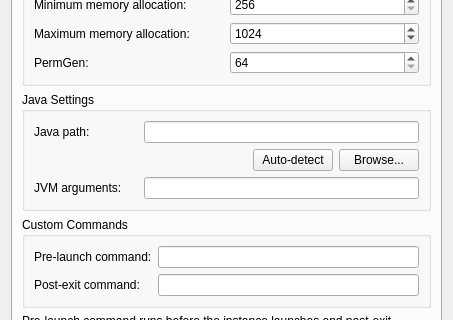
FreesmTeam/FreesmLauncher, file gui/settingsdialog.ui: the form before one commit; both pictures show x 0 to 453 and y 82 to 402 of the 453 by 550 pixel window.
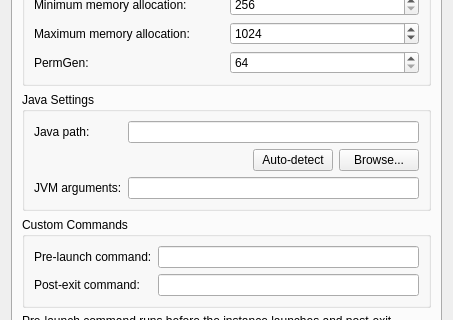
The form after the commit. Icons and pictures are not drawn.

Commit message: First draft of multiple Java installation detection on Windows

```diff
--- a/gui/settingsdialog.ui
+++ b/gui/settingsdialog.ui
@@ -374,6 +374,12 @@
          <layout class="QGridLayout" name="gridLayout_3">
           <item row="0" column="0">
            <widget class="QLabel" name="labelJavaPath">
+            <property name="sizePolicy">
+             <sizepolicy hsizetype="Fixed" vsizetype="Preferred">
+              <horstretch>0</horstretch>
+              <verstretch>0</verstretch>
+             </sizepolicy>
+            </property>
             <property name="text">
              <string>Java path:</string>
             </property>
@@ -381,6 +387,12 @@
           </item>
           <item row="2" column="0">
            <widget class="QLabel" name="labelJVMArgs">
+            <property name="sizePolicy">
+             <sizepolicy hsizetype="Fixed" vsizetype="Preferred">
+              <horstretch>0</horstretch>
+              <verstretch>0</verstretch>
+             </sizepolicy>
+            </property>
             <property name="text">
              <string>JVM arguments:</string>
             </property>
```
Left out of the diff: 6 changed lines with no effect on the pictures. The commit also changes 3 other files.
